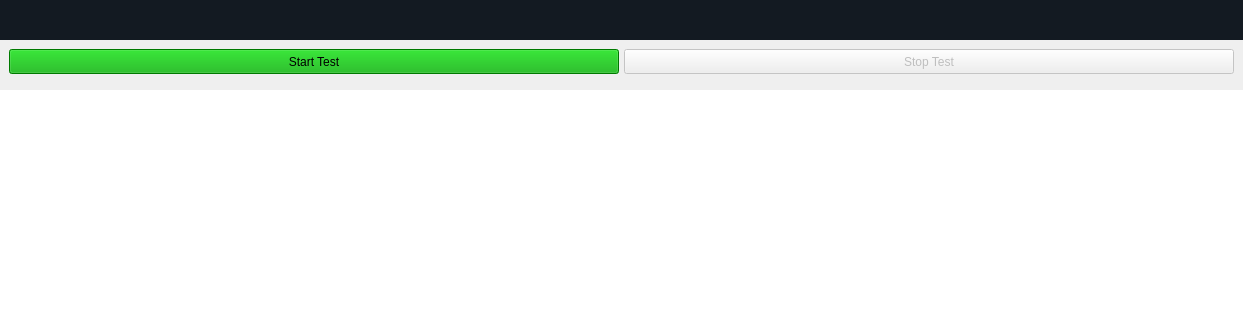
Old version of the form src/Desktop Application/Version2/ui_main.ui in the repository ahmed-nazir/Capstone; both pictures show x 0 to 1243 and y 0 to 320 of the 1243 by 815 pixel window.
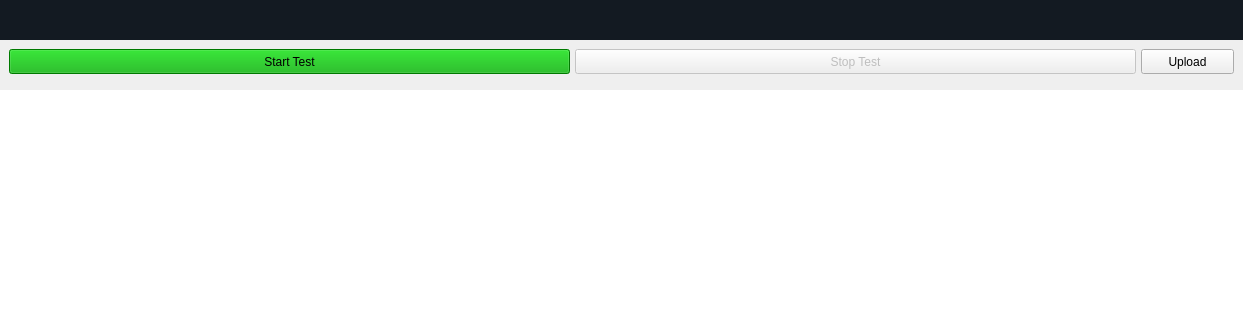
New version of the form. The open tabs and pages were chosen to show the change. Icons and pictures are not drawn.

Commit message: Updated GUI to upload previous tests and show live data

Diff of the .ui file:
```diff
--- a/src/Desktop Application/Version2/ui_main.ui
+++ b/src/Desktop Application/Version2/ui_main.ui
@@ -3030,7 +3030,7 @@
                 <property name="frameShadow">
                  <enum>QFrame::Raised</enum>
                 </property>
-                <layout class="QHBoxLayout" name="horizontalLayout_5">
+                <layout class="QHBoxLayout" name="horizontalLayout_5" stretch="6,6,1">
                  <property name="spacing">
                   <number>5</number>
                  </property>
@@ -3081,6 +3081,19 @@
                    </property>
                   </widget>
                  </item>
+                 <item>
+                  <widget class="QPushButton" name="uploadCSVButton">
+                   <property name="minimumSize">
+                    <size>
+                     <width>0</width>
+                     <height>25</height>
+                    </size>
+                   </property>
+                   <property name="text">
+                    <string>Upload</string>
+                   </property>
+                  </widget>
+                 </item>
                 </layout>
                </widget>
               </item>
```
The commit also changes 3 other files.
